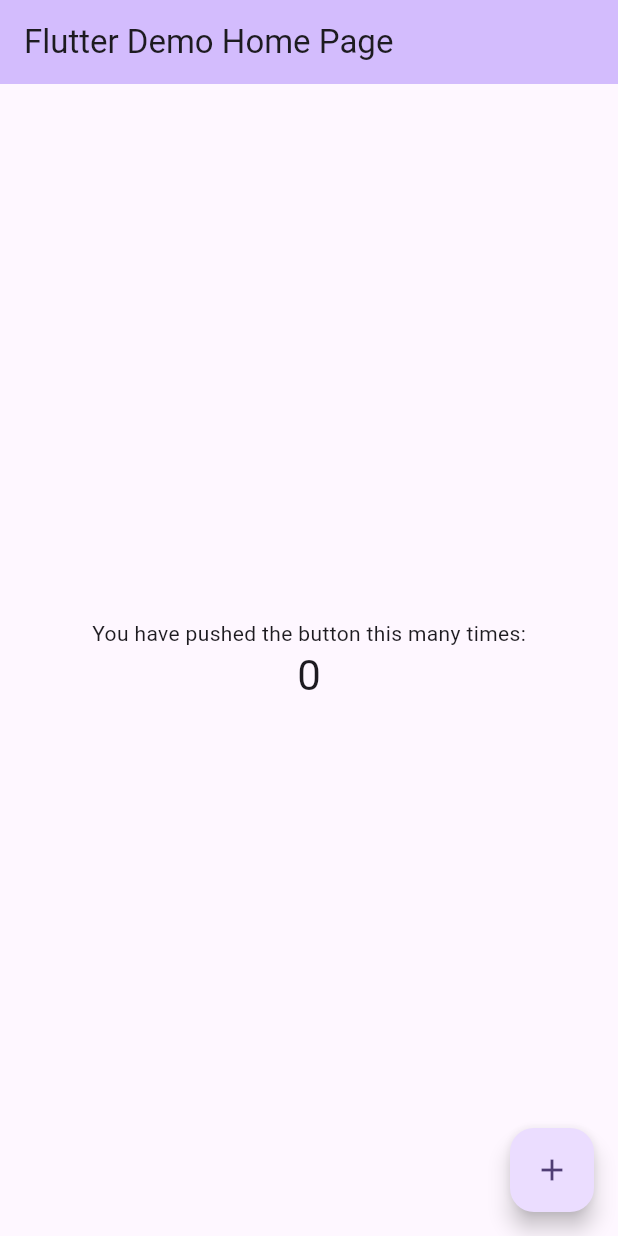
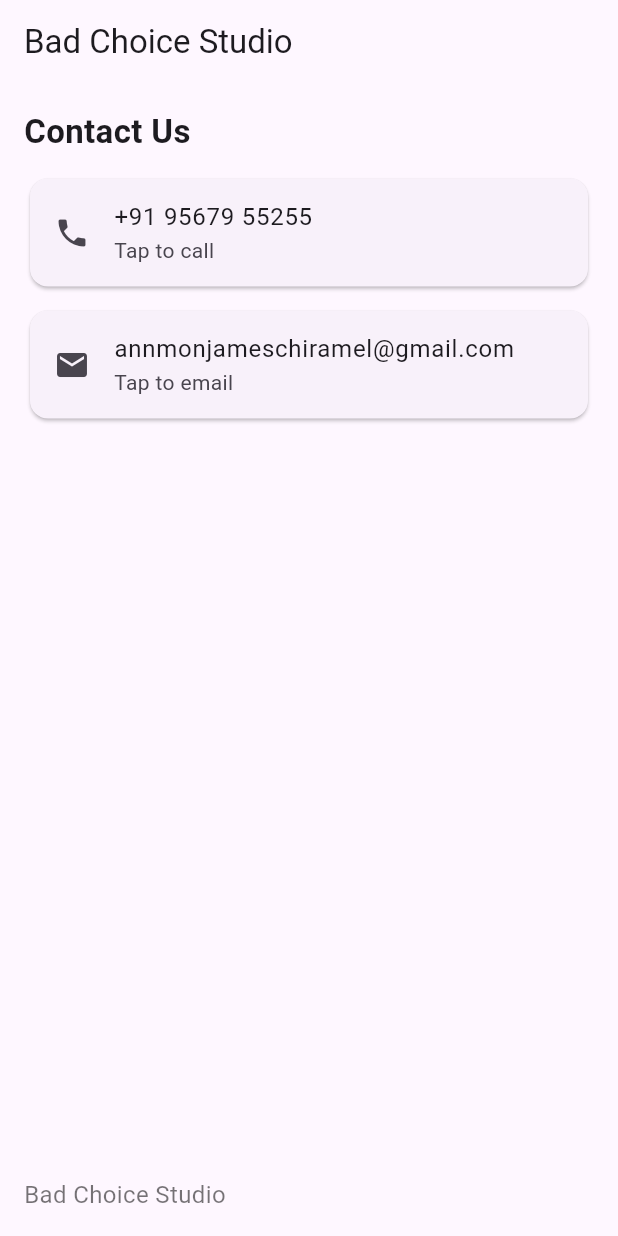
Before and after one commit to annmonrajijames/bad_choice_studio_app, a Flutter app: the screen it shows after launch, on a phone screen of 412 x 824 dp. Run offline on Flutter 3.47's test engine with Material 3 defaults, Android fonts, the phone set to English and light mode, and no system bars.

Commit message:
Basic home page, where it will give contact details of our company

```diff
--- a/lib/main.dart
+++ b/lib/main.dart
@@ -1,4 +1,5 @@
 import 'package:flutter/material.dart';
+import 'package:url_launcher/url_launcher.dart';
 
 void main() {
   runApp(const MyApp());
@@ -11,112 +12,75 @@ class MyApp extends StatelessWidget {
   @override
   Widget build(BuildContext context) {
     return MaterialApp(
-      title: 'Flutter Demo',
+      title: 'Bad Choice Studio',
       theme: ThemeData(
-        // This is the theme of your application.
-        //
-        // TRY THIS: Try running your application with "flutter run". You'll see
-        // the application has a purple toolbar. Then, without quitting the app,
-        // try changing the seedColor in the colorScheme below to Colors.green
-        // and then invoke "hot reload" (save your changes or press the "hot
-        // reload" button in a Flutter-supported IDE, or press "r" if you used
-        // the command line to start the app).
-        //
-        // Notice that the counter didn't reset back to zero; the application
-        // state is not lost during the reload. To reset the state, use hot
-        // restart instead.
-        //
-        // This works for code too, not just values: Most code changes can be
-        // tested with just a hot reload.
         colorScheme: ColorScheme.fromSeed(seedColor: Colors.deepPurple),
+        useMaterial3: true,
       ),
-      home: const MyHomePage(title: 'Flutter Demo Home Page'),
+      home: const HomePage(),
     );
   }
 }
 
-class MyHomePage extends StatefulWidget {
-  const MyHomePage({super.key, required this.title});
+class HomePage extends StatelessWidget {
+  const HomePage({super.key});
 
-  // This widget is the home page of your application. It is stateful, meaning
-  // that it has a State object (defined below) that contains fields that affect
-  // how it looks.
+  static final Uri _phoneUri = Uri(scheme: 'tel', path: '+919567955255');
+  static final Uri _emailUri = Uri(
+    scheme: 'mailto',
+    path: 'annmonjameschiramel@gmail.com',
+  );
 
-  // This class is the configuration for the state. It holds the values (in this
-  // case the title) provided by the parent (in this case the App widget) and
-  // used by the build method of the State. Fields in a Widget subclass are
-  // always marked "final".
-
-  final String title;
-
-  @override
-  State<MyHomePage> createState() => _MyHomePageState();
-}
-
-class _MyHomePageState extends State<MyHomePage> {
-  int _counter = 0;
-
-  void _incrementCounter() {
-    setState(() {
-      // This call to setState tells the Flutter framework that something has
-      // changed in this State, which causes it to rerun the build method below
-      // so that the display can reflect the updated values. If we changed
-      // _counter without calling setState(), then the build method would not be
-      // called again, and so nothing would appear to happen.
-      _counter++;
-    });
+  Future<void> _launch(Uri uri, BuildContext context) async {
+    final ok = await launchUrl(uri, mode: LaunchMode.externalApplication);
+    if (!ok && context.mounted) {
+      ScaffoldMessenger.of(context).showSnackBar(
+        const SnackBar(content: Text('Could not open link')),
+      );
+    }
   }
 
   @override
   Widget build(BuildContext context) {
-    // This method is rerun every time setState is called, for instance as done
-    // by the _incrementCounter method above.
-    //
-    // The Flutter framework has been optimized to make rerunning build methods
-    // fast, so that you can just rebuild anything that needs updating rather
-    // than having to individually change instances of widgets.
     return Scaffold(
       appBar: AppBar(
-        // TRY THIS: Try changing the color here to a specific color (to
-        // Colors.amber, perhaps?) and trigger a hot reload to see the AppBar
-        // change color while the other colors stay the same.
-        backgroundColor: Theme.of(context).colorScheme.inversePrimary,
-        // Here we take the value from the MyHomePage object that was created by
-        // the App.build method, and use it to set our appbar title.
-        title: Text(widget.title),
+        title: const Text('Bad Choice Studio'),
       ),
-      body: Center(
-        // Center is a layout widget. It takes a single child and positions it
-        // in the middle of the parent.
+      body: Padding(
+        padding: const EdgeInsets.all(16),
         child: Column(
-          // Column is also a layout widget. It takes a list of children and
-          // arranges them vertically. By default, it sizes itself to fit its
-          // children horizontally, and tries to be as tall as its parent.
-          //
-          // Column has various properties to control how it sizes itself and
-          // how it positions its children. Here we use mainAxisAlignment to
-          // center the children vertically; the main axis here is the vertical
-          // axis because Columns are vertical (the cross axis would be
-          // horizontal).
-          //
-          // TRY THIS: Invoke "debug painting" (choose the "Toggle Debug Paint"
-          // action in the IDE, or press "p" in the console), to see the
-          // wireframe for each widget.
-          mainAxisAlignment: MainAxisAlignment.center,
-          children: <Widget>[
-            const Text('You have pushed the button this many times:'),
-            Text(
-              '$_counter',
-              style: Theme.of(context).textTheme.headlineMedium,
+          crossAxisAlignment: CrossAxisAlignment.start,
+          children: [
+            const Text(
+              'Contact Us',
+              style: TextStyle(fontSize: 22, fontWeight: FontWeight.w600),
+            ),
+            const SizedBox(height: 12),
+            Card(
+              child: ListTile(
+                leading: const Icon(Icons.phone),
+                title: const Text('+91 95679 55255'),
+                subtitle: const Text('Tap to call'),
+                onTap: () => _launch(_phoneUri, context),
+              ),
+            ),
+            const SizedBox(height: 8),
+            Card(
+              child: ListTile(
+                leading: const Icon(Icons.email),
+                title: const Text('annmonjameschiramel@gmail.com'),
+                subtitle: const Text('Tap to email'),
+                onTap: () => _launch(_emailUri, context),
+              ),
+            ),
+            const Spacer(),
+            const Text(
+              'Bad Choice Studio',
+              style: TextStyle(fontSize: 16, color: Colors.black54),
             ),
           ],
         ),
       ),
-      floatingActionButton: FloatingActionButton(
-        onPressed: _incrementCounter,
-        tooltip: 'Increment',
-        child: const Icon(Icons.add),
-      ), // This trailing comma makes auto-formatting nicer for build methods.
     );
   }
 }
--- a/pubspec.yaml
+++ b/pubspec.yaml
@@ -34,6 +34,7 @@ dependencies:
   # The following adds the Cupertino Icons font to your application.
   # Use with the CupertinoIcons class for iOS style icons.
   cupertino_icons: ^1.0.8
+  url_launcher: ^6.3.2
 
 dev_dependencies:
   flutter_test:
```
Also changed, not shown: pubspec.lock, 5 other files.
